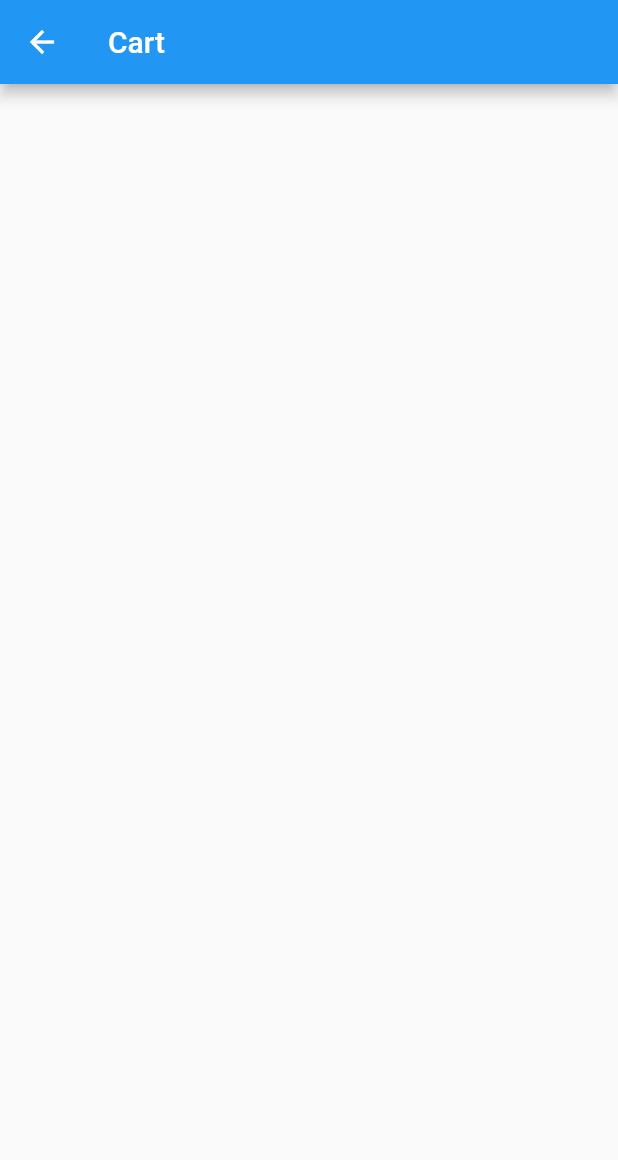
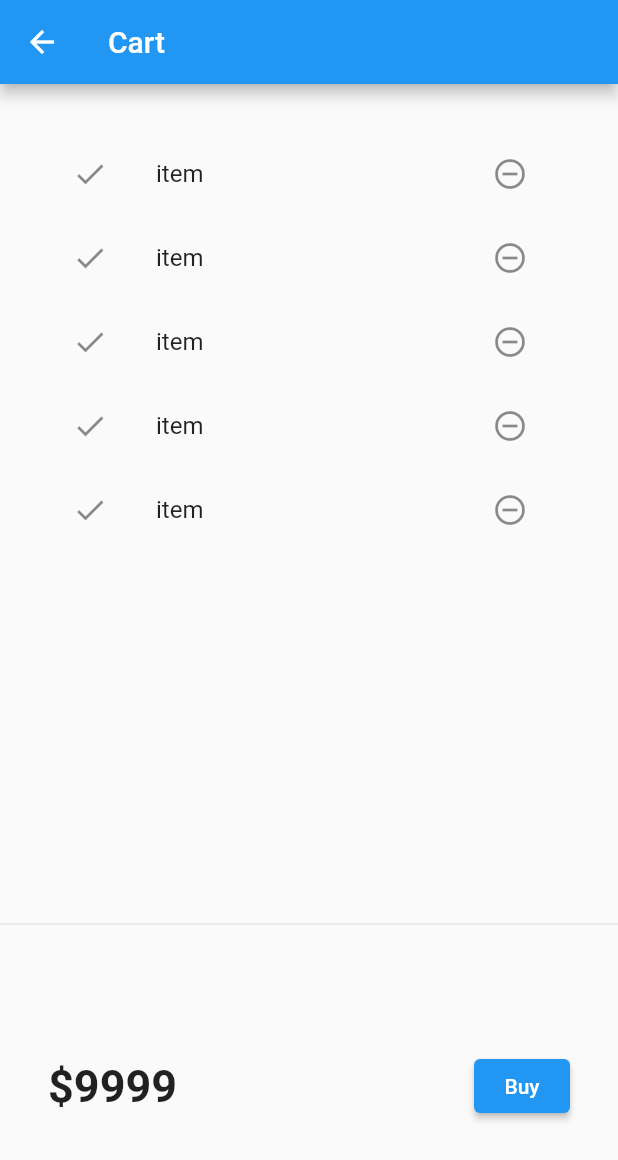
Before and after one commit to iamjdpatel/30DaysOfFlutter, a Flutter app: the CartPage screen opened by its route, on a phone screen of 412 x 824 dp. Shown: the top 1160 px of the screen. Run offline on Flutter 3.47's test engine with Material 2 defaults, Android fonts, the phone set to English and light mode, and no system bars; our stand-ins replace google_fonts; network calls fail.

Commit message:
day22 completed

```diff
--- a/lib/pages/cart_page.dart
+++ b/lib/pages/cart_page.dart
@@ -7,6 +7,63 @@ class CartPage extends StatelessWidget {
       appBar: AppBar(
         title: Text('Cart'),
       ),
+      body: Column(
+        children: [
+          Expanded(
+            child: Padding(
+              padding: const EdgeInsets.all(32.0),
+              child: _CartList(),
+            ),
+          ),
+          Divider(),
+          _CartTotal()
+        ],
+      ),
     );
   }
 }
+
+class _CartTotal extends StatelessWidget {
+  @override
+  Widget build(BuildContext context) {
+    return SizedBox(
+      height: 200,
+      child: Padding(
+        padding: const EdgeInsets.fromLTRB(32, 0, 32, 0),
+        child: Row(
+          mainAxisAlignment: MainAxisAlignment.spaceBetween,
+          children: [
+            Text(
+              "\$9999",
+              style: TextStyle(fontSize: 30, fontWeight: FontWeight.bold),
+            ),
+            ElevatedButton(
+              child: Text('Buy'),
+              onPressed: () {},
+            ),
+          ],
+        ),
+      ),
+    );
+  }
+}
+
+class _CartList extends StatefulWidget {
+  @override
+  __CartListState createState() => __CartListState();
+}
+
+class __CartListState extends State<_CartList> {
+  @override
+  Widget build(BuildContext context) {
+    return ListView.builder(
+      itemCount: 5,
+      itemBuilder: (context, index) => ListTile(
+        leading: Icon(Icons.done),
+        trailing: IconButton(
+            icon: Icon(Icons.remove_circle_outline), onPressed: () {}),
+        title: Text('item'),
+      ),
+    );
+  }
+}
```
